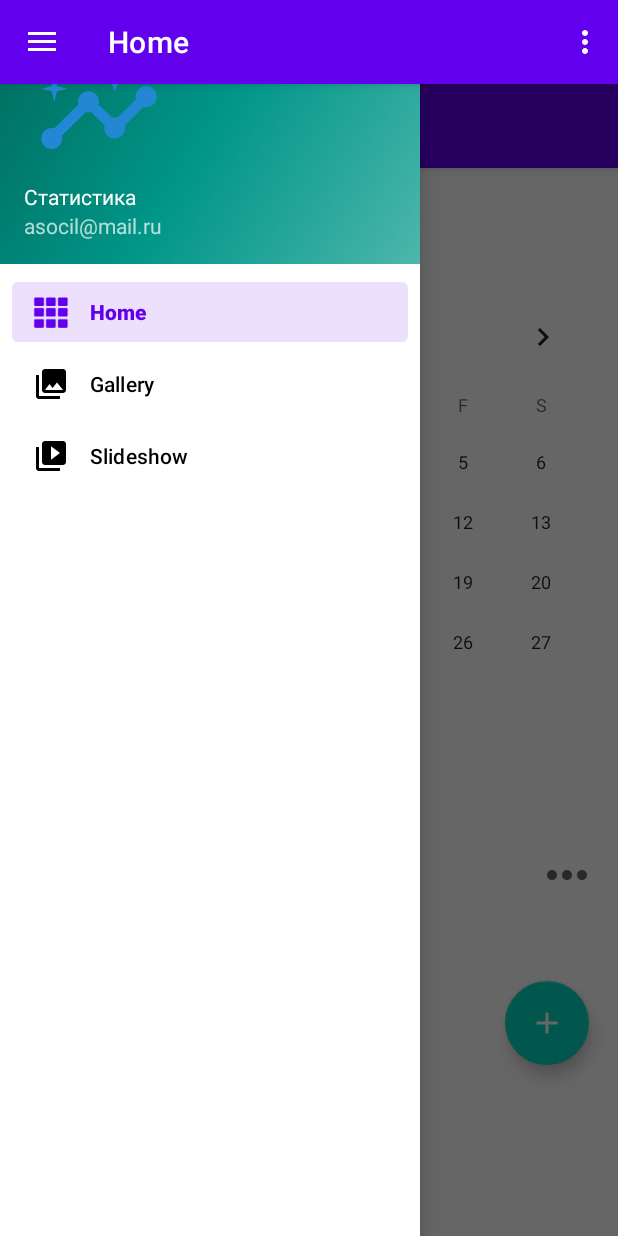
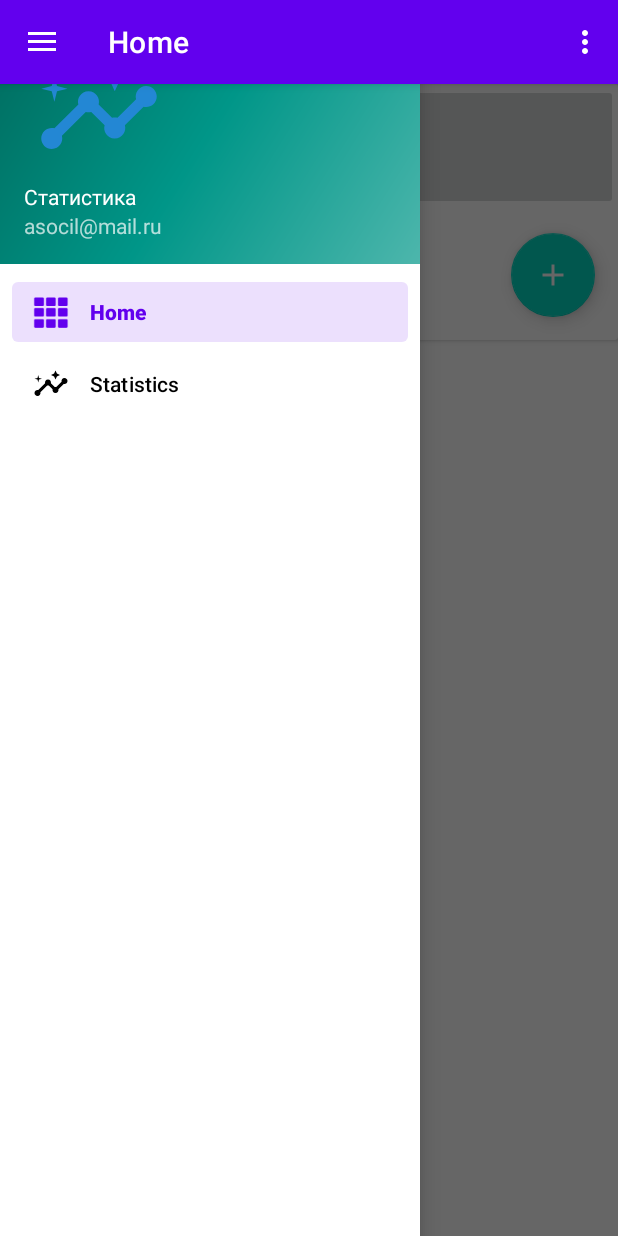
Before and after one commit to AlexUmarov/gymstats, an Android app: the MainActivity screen opened directly, with no data from a screen before it, with the side drawer open, on a phone screen of 412 x 824 dp. Run offline under Robolectric (Android 15) with nearby library versions, the phone set to English and light mode, and no system bars; our stand-ins replace Firebase (no records; nobody signed in at launch, a user with empty details on screens opened directly), navigation-ui.

```diff
--- a/app/src/main/java/ru/uao/gymstats/MainActivity.kt
+++ b/app/src/main/java/ru/uao/gymstats/MainActivity.kt
@@ -37,7 +37,8 @@ class MainActivity : AppCompatActivity() {
         // menu should be considered as top level destinations.
         appBarConfiguration = AppBarConfiguration(
             setOf(
-                R.id.nav_home, R.id.nav_gallery, R.id.nav_slideshow
+                R.id.nav_home, R.id.nav_statistics
+                //, R.id.nav_slideshow
             ), drawerLayout
         )
         setupActionBarWithNavController(navController, appBarConfiguration)
--- a/app/src/main/java/ru/uao/gymstats/ui/home/HomeFragment.kt
+++ b/app/src/main/java/ru/uao/gymstats/ui/home/HomeFragment.kt
@@ -5,6 +5,8 @@ import android.content.ContentValues.TAG
 import android.content.Context
 import android.os.Build
 import android.os.Bundle
+import android.transition.AutoTransition
+import android.transition.TransitionManager
 import android.util.Log
 import android.view.LayoutInflater
 import android.view.View
@@ -13,8 +15,11 @@ import android.widget.*
 import android.widget.ArrayAdapter
 import androidx.annotation.RequiresApi
 import androidx.appcompat.app.AlertDialog
+import androidx.cardview.widget.CardView
 import androidx.fragment.app.Fragment
 import androidx.lifecycle.ViewModelProvider
+import androidx.recyclerview.widget.LinearLayoutManager
+import androidx.recyclerview.widget.RecyclerView
 import com.google.android.material.floatingactionbutton.FloatingActionButton
 import com.google.firebase.FirebaseApp
 import com.google.firebase.auth.FirebaseAuth
@@ -24,19 +29,23 @@ import com.malkinfo.editingrecyclerview.view.WorkoutAdapter
 import ru.uao.gymstats.R
 import ru.uao.gymstats.databinding.FragmentHomeBinding
 import ru.uao.gymstats.ui.home.data.Workout
-import java.time.Instant
 import java.time.LocalDate
 import java.time.LocalDate.*
+import java.time.LocalDateTime
 import java.time.Month
-import java.time.ZoneId
 
 
 class HomeFragment : Fragment() {
 
     private lateinit var homeViewModel: HomeViewModel
     private lateinit var addsWorkoutBtn: FloatingActionButton
-    private lateinit var workoutList:ArrayList<Workout>
+    private lateinit var arrow: ImageButton
+    private lateinit var hiddenView: LinearLayout
+    private lateinit var cardView: CardView
+
+    private lateinit var workoutList: ArrayList<Workout>
     private lateinit var workoutAdapter: WorkoutAdapter
+    private lateinit var recv: RecyclerView
     private var _binding: FragmentHomeBinding? = null
     private lateinit var auth: FirebaseAuth
     private var fireBase = Firebase.firestore
@@ -61,6 +70,16 @@ class HomeFragment : Fragment() {
         FirebaseApp.initializeApp(root.context)
         auth = FirebaseAuth.getInstance()
 
+        arrow = binding.arrowButton
+        hiddenView = binding.hiddenView
+        cardView = binding.baseCardview
+
+        workoutList = ArrayList()
+        recv = binding.mRecycler
+        workoutAdapter = WorkoutAdapter(root.context, workoutList)
+        recv.layoutManager = LinearLayoutManager(root.context)
+        recv.adapter = workoutAdapter
+        selectedWorkoutDateString = "${selectedDateWorkout.dayOfMonth}-${selectedDateWorkout.month}-${selectedDateWorkout.year}"
         //val textView: TextView = binding.selectedDate
         val calendarWorkout: CalendarView = binding.calendarWorkout
         //val btnAddWorkout: Button = binding.btnAddWorkout
@@ -75,6 +94,28 @@ class HomeFragment : Fragment() {
                 .toLocalDate().toString()
         })*/
 
+        arrow.setOnClickListener{
+            if (hiddenView.visibility == View.VISIBLE) {
+
+                // The transition of the hiddenView is carried out
+                //  by the TransitionManager class.
+                // Here we use an object of the AutoTransition
+                // Class to create a default transition.
+                TransitionManager.beginDelayedTransition(
+                    cardView,
+                    AutoTransition()
+                )
+                hiddenView.visibility = View.GONE
+                arrow.setImageResource(R.drawable.common_full_open_on_phone)
+            } else {
+                TransitionManager.beginDelayedTransition(
+                    cardView,
+                    AutoTransition()
+                )
+                hiddenView.visibility = View.VISIBLE
+                arrow.setImageResource(R.drawable.common_full_open_on_phone)
+            }
+        }
         calendarWorkout.setOnDateChangeListener { view, year, month, dayOfMonth ->
             val dateTime = of(year, Month.values()[month], dayOfMonth)
             /*textView.text = "Workout at: $dateTime"
@@ -88,11 +129,11 @@ class HomeFragment : Fragment() {
             //addWorkoutInfo(root.context);
         }*/
 
-        val adapter = ArrayAdapter.createFromResource(
+        /*val adapter = ArrayAdapter.createFromResource(
             root.context,
             R.array.WorkoutTypeList,
             android.R.layout.simple_spinner_item
-        )
+        )*/
         /*workoutListType.adapter = adapter
         workoutListType?.onItemSelectedListener = object : AdapterView.OnItemSelectedListener {
             override fun onNothingSelected(parent: AdapterView<*>?) {
@@ -121,17 +162,14 @@ class HomeFragment : Fragment() {
         _binding = null
     }
 
-    /*@RequiresApi(Build.VERSION_CODES.O)
-    private fun addWorkoutInfo(context: Context) {
-        if (!selectedWorkoputType.isEmpty()) {
-            var workoutDate =
-                "${selectedDateWorkout.dayOfMonth}-${selectedDateWorkout.month}-${selectedDateWorkout.year}"
+    @RequiresApi(Build.VERSION_CODES.O)
+    private fun saveWorkoutInfo(context: Context, workout: Workout) {
         fireBase.collection(auth.currentUser?.uid.toString())
-                .document(workoutDate)
-                .set(Workout(workoutDate, selectedWorkoputType, , "some data workout", 1))
+            .document(selectedWorkoutDateString)
+            .set(workout)
             .addOnSuccessListener { documentReference ->
                 Toast.makeText(
-                        context, "Add workout date: $workoutDate",
+                    context, "Add workout date: $selectedWorkoutDateString",
                     Toast.LENGTH_SHORT
                 ).show()
             }
@@ -141,24 +179,29 @@ class HomeFragment : Fragment() {
                     Toast.LENGTH_SHORT
                 ).show()
             }
+
     }
-    }*/
 
     private fun getWorkoutInfo(selectedWorkoutDateString: String, context: Context) {
         fireBase.collection(auth.currentUser?.uid.toString())
             .get()
             .addOnSuccessListener { result ->
+                workoutList.clear()
                 for (document in result) {
                     if (selectedWorkoutDateString == document.id) {
-                        Log.d(TAG, "${document.id} => ${document.data}")
+                        val w = Workout(selectedWorkoutDateString, 1F, document.data["workoutInfo"].toString(),
+                            document.data["count"].toString().toInt(), document.data["weight"].toString().toFloat())
+                        workoutList.add(w)
                     }
                 }
+                workoutAdapter.notifyDataSetChanged()
             }
             .addOnFailureListener { exception ->
                 Log.w(TAG, "Error getting documents.", exception)
             }
     }
 
+    @RequiresApi(Build.VERSION_CODES.O)
     private fun addWorkout(context: Context) {
         val inflter = LayoutInflater.from(context)
         val v = inflter.inflate(R.layout.add_item, null)
@@ -170,13 +213,29 @@ class HomeFragment : Fragment() {
 
         addDialog.setView(v)
         addDialog.setPositiveButton("Ok") { dialog, _ ->
+            when {
+                "" == workoutInfo.text.toString() -> {
+                    Toast.makeText(context, "Set param workoutInfo", Toast.LENGTH_SHORT).show()
+                }
+                "" == count.text.toString() -> {
+                    Toast.makeText(context, "Set param count", Toast.LENGTH_SHORT).show()
+                }
+                "" == weight.text.toString() -> {
+                    Toast.makeText(context, "Set param weight", Toast.LENGTH_SHORT).show()
+                }
+                else -> {
                     val workoutInfo = workoutInfo.text.toString()
                     val count = count.text.toString().toInt()
                     val weight = weight.text.toString().toFloat()
-            workoutList.add(Workout("01-01-2021",1F, workoutInfo,count, weight))
+                    val w = Workout(selectedWorkoutDateString, 1F, workoutInfo, count, weight)
+                    workoutList.add(w)
                     workoutAdapter.notifyDataSetChanged()
-            Toast.makeText(context, "Adding User Information Success", Toast.LENGTH_SHORT).show()
+                    Toast.makeText(context, "Adding User Information Success", Toast.LENGTH_SHORT)
+                        .show()
+                    saveWorkoutInfo(context, w);
                     dialog.dismiss()
+                }
+            }
         }
         addDialog.setNegativeButton("Cancel") { dialog, _ ->
             dialog.dismiss()
--- a/app/src/main/java/ru/uao/gymstats/ui/gallery/GalleryViewModel.kt
+++ b/app/src/main/java/ru/uao/gymstats/ui/statistics/StatisticsViewModel.kt
@@ -1,13 +1,13 @@
-package ru.uao.gymstats.ui.gallery
+package ru.uao.gymstats.ui.statistics
 
 import androidx.lifecycle.LiveData
 import androidx.lifecycle.MutableLiveData
 import androidx.lifecycle.ViewModel
 
-class GalleryViewModel : ViewModel() {
+class StatisticsViewModel : ViewModel() {
 
     private val _text = MutableLiveData<String>().apply {
-        value = "This is gallery Fragment"
+        value = "This is statistics Fragment"
     }
     val text: LiveData<String> = _text
 }
--- a/app/src/main/res/drawable-v24/ic_edit.xml
+++ b/app/src/main/res/drawable-v24/ic_edit.xml
@@ -1,4 +1,4 @@
-<vector android:height="24dp" android:tint="#043AD8"
+<vector android:height="24dp" android:tint="#009688"
     android:viewportHeight="24" android:viewportWidth="24"
     android:width="24dp" xmlns:android="http://schemas.android.com/apk/res/android">
     <path android:fillColor="@android:color/white" android:pathData="M3,17.25V21h3.75L17.81,9.94l-3.75,-3.75L3,17.25zM20.71,7.04c0.39,-0.39 0.39,-1.02 0,-1.41l-2.34,-2.34c-0.39,-0.39 -1.02,-0.39 -1.41,0l-1.83,1.83 3.75,3.75 1.83,-1.83z"/>
--- a/app/src/main/res/layout/app_bar_main.xml
+++ b/app/src/main/res/layout/app_bar_main.xml
@@ -6,7 +6,7 @@
     android:layout_height="match_parent"
     tools:context=".MainActivity">
 
-    <com.google.android.material.appbar.AppBarLayout
+    <!--<com.google.android.material.appbar.AppBarLayout
         android:layout_width="match_parent"
         android:layout_height="wrap_content"
         android:theme="@style/Theme.Gymstats.AppBarOverlay">
@@ -18,7 +18,7 @@
             android:background="?attr/colorPrimary"
             app:popupTheme="@style/Theme.Gymstats.PopupOverlay" />
 
-    </com.google.android.material.appbar.AppBarLayout>
+    </com.google.android.material.appbar.AppBarLayout>-->
 
     <include layout="@layout/content_main" />
 
--- a/app/src/main/res/layout/fragment_home.xml
+++ b/app/src/main/res/layout/fragment_home.xml
@@ -1,100 +1,96 @@
 <?xml version="1.0" encoding="utf-8"?>
-<androidx.constraintlayout.widget.ConstraintLayout xmlns:android="http://schemas.android.com/apk/res/android"
+
+<androidx.cardview.widget.CardView xmlns:android="http://schemas.android.com/apk/res/android"
     xmlns:app="http://schemas.android.com/apk/res-auto"
     xmlns:tools="http://schemas.android.com/tools"
+    android:id="@+id/base_cardview"
+    style="@style/Base.CardView"
     android:layout_width="match_parent"
-    android:layout_height="match_parent"
-    tools:context=".ui.home.HomeFragment">
+    android:layout_height="wrap_content"
+    app:layout_constraintBottom_toBottomOf="parent"
+    app:layout_constraintEnd_toEndOf="parent"
+    app:layout_constraintHorizontal_bias="0"
+    app:layout_constraintStart_toStartOf="parent"
+    app:layout_constraintTop_toTopOf="parent"
+    app:layout_constraintVertical_bias="0">
 
     <LinearLayout
+
+        android:id="@+id/base"
+        android:layout_width="match_parent"
+        android:layout_height="match_parent"
+        android:orientation="vertical">
+
+        <androidx.constraintlayout.widget.ConstraintLayout
+            android:layout_width="match_parent"
+            android:layout_height="wrap_content"
+            app:layout_constraintBottom_toBottomOf="@+id/base_cardview"
+            tools:context=".ui.home.HomeFragment">
+
+            <!--<LinearLayout
         android:id="@+id/calendarLayout"
-        android:layout_width="405dp"
-        android:layout_height="619dp"
+        android:layout_width="70dp"
+        android:layout_height="70dp"
         android:layout_weight="1"
         android:orientation="vertical"
-        app:layout_constraintBottom_toBottomOf="parent"
         app:layout_constraintEnd_toEndOf="parent"
-        app:layout_constraintStart_toStartOf="parent">
+        tools:layout_editor_absoluteY="50dp">-->
 
-        <CalendarView
-            android:id="@+id/calendarWorkout"
+            <ImageButton
+                android:id="@+id/arrow_button"
+                android:layout_width="match_parent"
+                android:layout_height="wrap_content"
+                android:src="@drawable/common_full_open_on_phone"
+                app:layout_constraintEnd_toEndOf="parent"
+                app:layout_constraintHorizontal_bias="0"
+                app:layout_constraintStart_toStartOf="parent"
+                app:layout_constraintTop_toBottomOf="@+id/base_cardview"
+                app:layout_constraintVertical_bias="0.0" />
+
+            <LinearLayout
+                android:id="@+id/hidden_view"
+                android:layout_width="wrap_content"
+                android:layout_height="wrap_content"
+                android:orientation="vertical"
+                android:visibility="gone"
+                app:layout_constraintBottom_toBottomOf="parent"
+                app:layout_constraintEnd_toEndOf="parent"
+                app:layout_constraintStart_toStartOf="parent"
+                app:layout_constraintTop_toBottomOf="@id/arrow_button">
+
+                <CalendarView
+                    android:id="@+id/calendarWorkout"
+                    android:layout_width="wrap_content"
+                    android:layout_height="wrap_content" />
+            </LinearLayout>
+            <!--</LinearLayout>-->
+
+        </androidx.constraintlayout.widget.ConstraintLayout>
+
+        <LinearLayout
+            android:id="@+id/linearLayout"
             android:layout_width="match_parent"
-            android:layout_height="wrap_content" />
-
-        <!--<LinearLayout
-            android:id="@+id/WorkoutLayout"
-            android:layout_width="match_parent"
-            android:layout_height="wrap_content"
+            android:layout_height="match_parent"
+            android:gravity="bottom|center"
             android:orientation="vertical">
 
-
-            &lt;!&ndash;<TextView
-                android:id="@+id/selectedWorkoutDateString"
-                android:layout_width="match_parent"
-                android:layout_height="wrap_content"
-                android:text="selectedDate"
-                android:textAlignment="center" />
-
-            <Spinner
-                android:id="@+id/workoutListType"
-                android:layout_width="match_parent"
-                android:layout_height="wrap_content"
-                android:entries="@array/WorkoutTypeList" />
-
-            <Button
-                android:id="@+id/btn_addWorkout"
+            <com.google.android.material.floatingactionbutton.FloatingActionButton
+                android:id="@+id/addingWorkoutBtn"
                 android:layout_width="wrap_content"
                 android:layout_height="wrap_content"
-                android:text="add" />&ndash;&gt;
+                android:layout_gravity="top|end"
+                android:layout_margin="15dp"
+                android:src="@drawable/ic_add"
+                app:tint="@color/white"
+                tools:ignore="SpeakableTextPresentCheck" />
 
-        </LinearLayout>-->
-        <LinearLayout
-            android:orientation="horizontal"
-            android:layout_width="match_parent"
-            android:layout_height="wrap_content">
+            <androidx.recyclerview.widget.RecyclerView
+                android:id="@+id/mRecycler"
+                android:layout_width="match_parent"
+                android:layout_height="match_parent">
 
-            <LinearLayout
-                android:layout_weight="1"
-                android:orientation="vertical"
-                android:layout_margin="15dp"
-                android:padding="4dp"
-                android:layout_width="wrap_content"
-                android:layout_height="wrap_content">
-                <TextView
-                    android:id="@+id/mTitle"
-                    android:text="Title"
-                    android:textColor="@color/black"
-                    android:textSize="19sp"
-                    android:textStyle="bold"
-                    android:layout_margin="6dp"
-                    android:layout_width="match_parent"
-                    android:layout_height="wrap_content"/>
-                <TextView
-                    android:id="@+id/mSubTitle"
-                    android:text="SubTitle"
-                    android:textColor="@android:color/darker_gray"
-                    android:textSize="15sp"
-                    android:textStyle="bold"
-                    android:layout_margin="6dp"
-                    android:layout_width="match_parent"
-                    android:layout_height="wrap_content"/>
-            </LinearLayout>
-            <ImageView
-                android:id="@+id/mMenus"
-                android:src="@drawable/ic_more"
-                android:layout_gravity="center"
-                android:layout_margin="10dp"
-                android:layout_width="40dp"
-                android:layout_height="40dp"/>
+            </androidx.recyclerview.widget.RecyclerView>
+
         </LinearLayout>
-        <com.google.android.material.floatingactionbutton.FloatingActionButton
-            android:id="@+id/addingWorkoutBtn"
-            android:src="@drawable/ic_add"
-            app:tint="@color/white"
-            android:layout_gravity="bottom|end"
-            android:layout_margin="15dp"
-            android:layout_width="wrap_content"
-            android:layout_height="wrap_content"/>
     </LinearLayout>
-
-</androidx.constraintlayout.widget.ConstraintLayout>
+</androidx.cardview.widget.CardView>
--- a/app/src/main/res/menu/activity_main_drawer.xml
+++ b/app/src/main/res/menu/activity_main_drawer.xml
@@ -9,12 +9,12 @@
             android:icon="@android:drawable/ic_dialog_dialer"
             android:title="@string/menu_home" />
         <item
-            android:id="@+id/nav_gallery"
-            android:icon="@drawable/ic_menu_gallery"
-            android:title="@string/menu_gallery" />
-        <item
+            android:id="@+id/nav_statistics"
+            android:icon="@drawable/ic_baseline_insights_24"
+            android:title="@string/menu_statistics" />
+        <!--<item
             android:id="@+id/nav_slideshow"
             android:icon="@drawable/ic_menu_slideshow"
-            android:title="@string/menu_slideshow" />
+            android:title="@string/menu_slideshow" />-->
     </group>
 </menu>
--- a/app/src/main/res/values/strings.xml
+++ b/app/src/main/res/values/strings.xml
@@ -8,7 +8,7 @@
     <string name="action_settings">Settings</string>
 
     <string name="menu_home">Home</string>
-    <string name="menu_gallery">Gallery</string>
+    <string name="menu_statistics">Statistics</string>
     <string name="menu_slideshow">Slideshow</string>
 
     <string name="login">Вход</string>
```
Also changed, not shown: app/src/main/java/ru/uao/gymstats/ui/home/view/WorkoutAdapter.kt (+11 -8 lines), app/src/main/java/ru/uao/gymstats/ui/slideshow/SlideshowFragment.kt (deleted, +0 -45 lines), app/src/main/java/ru/uao/gymstats/ui/slideshow/SlideshowViewModel.kt (deleted, +0 -13 lines), app/src/main/java/ru/uao/gymstats/ui/statistics/StatisticsFragment.kt (renamed from app/src/main/java/ru/uao/gymstats/ui/gallery/GalleryFragment.kt, +10 -11 lines), app/src/main/res/layout/add_item.xml (+11 -10 lines), app/src/main/res/layout/content_main.xml (+3 -4 lines), app/src/main/res/layout/fragment_gallery.xml (deleted, +0 -22 lines), app/src/main/res/layout/fragment_slideshow.xml (deleted, +0 -22 lines), app/src/main/res/layout/fragment_statistics.xml (added, +36 -0 lines), app/src/main/res/layout/list_item.xml (added, +60 -0 lines), app/src/main/res/navigation/mobile_navigation.xml (+6 -6 lines). Lines whose indentation alone changed are shown as unchanged.
